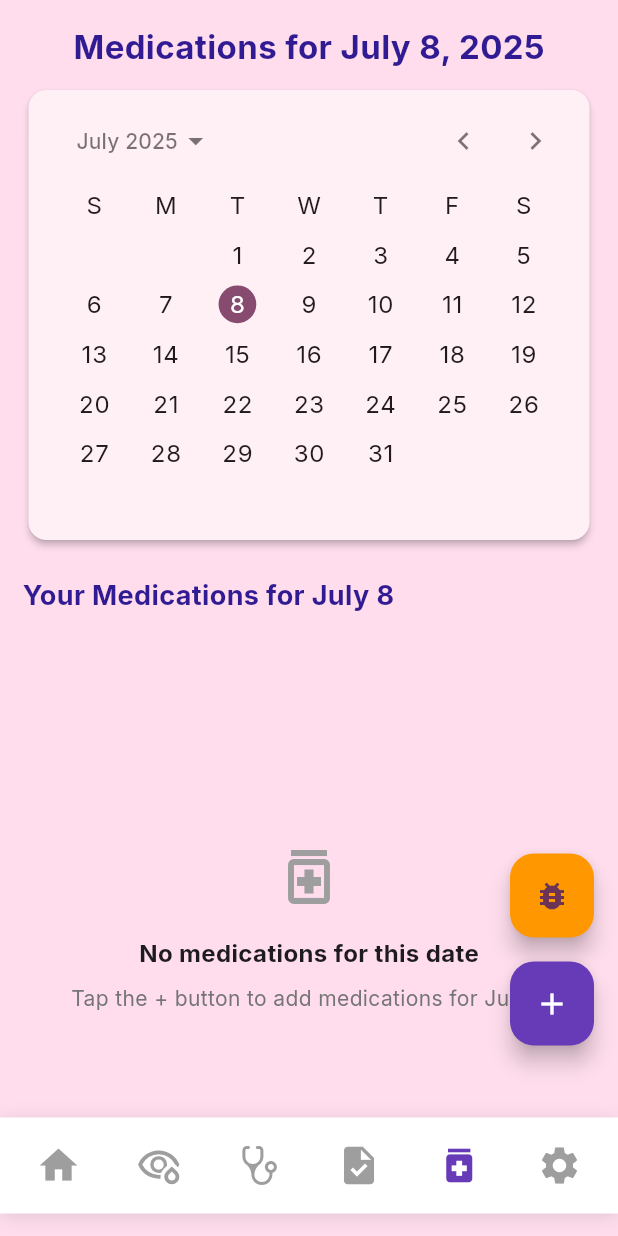
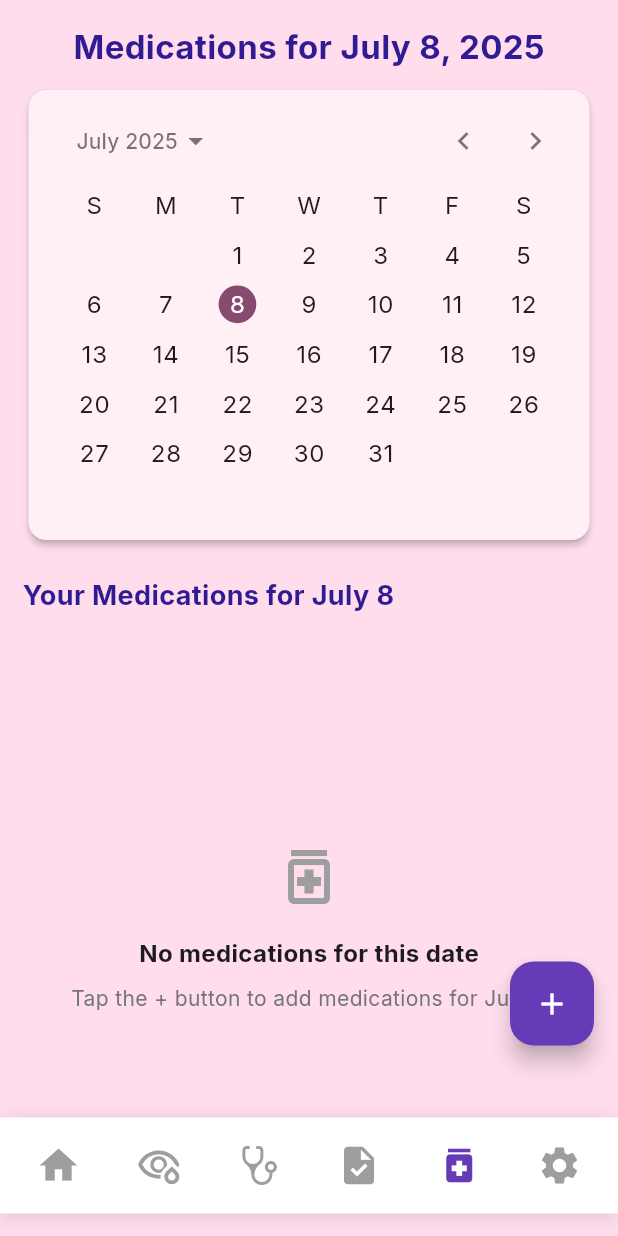
Before and after one commit to pabl0e/PillPall, a Flutter app: the screen it shows once a user with an empty profile is signed in, item 5 of the bottom bar chosen, on a phone screen of 412 x 824 dp. Run offline on Flutter 3.47's test engine with Material 3 defaults, Android fonts, the light colour scheme and no system bars; our stand-ins replace cloud_firestore, firebase_auth, firebase_core, flutter_svg, google_fonts; accounts and stored records are empty.

Commit message:
Medication Page (Debug Button)
Removed debug button from main medication page

```diff
--- a/lib/widget/medication_widget.dart
+++ b/lib/widget/medication_widget.dart
@@ -177,14 +177,6 @@ class _Medication_WidgetState extends State<Medication_Widget> {
       floatingActionButton: Column(
         mainAxisAlignment: MainAxisAlignment.end,
         children: [
-          // Debug button with unique hero tag
-          FloatingActionButton(
-            heroTag: "debug_fab", // Unique hero tag
-            onPressed: () => DebugHelper.showDebugInfo(context), // ✅ FIXED: Updated method name
-            child: Icon(Icons.bug_report),
-            backgroundColor: Colors.orange,
-            tooltip: 'Debug Alarm Service',
-          ),
           SizedBox(height: 16),
 
           // Original add medication button with unique hero tag
```
